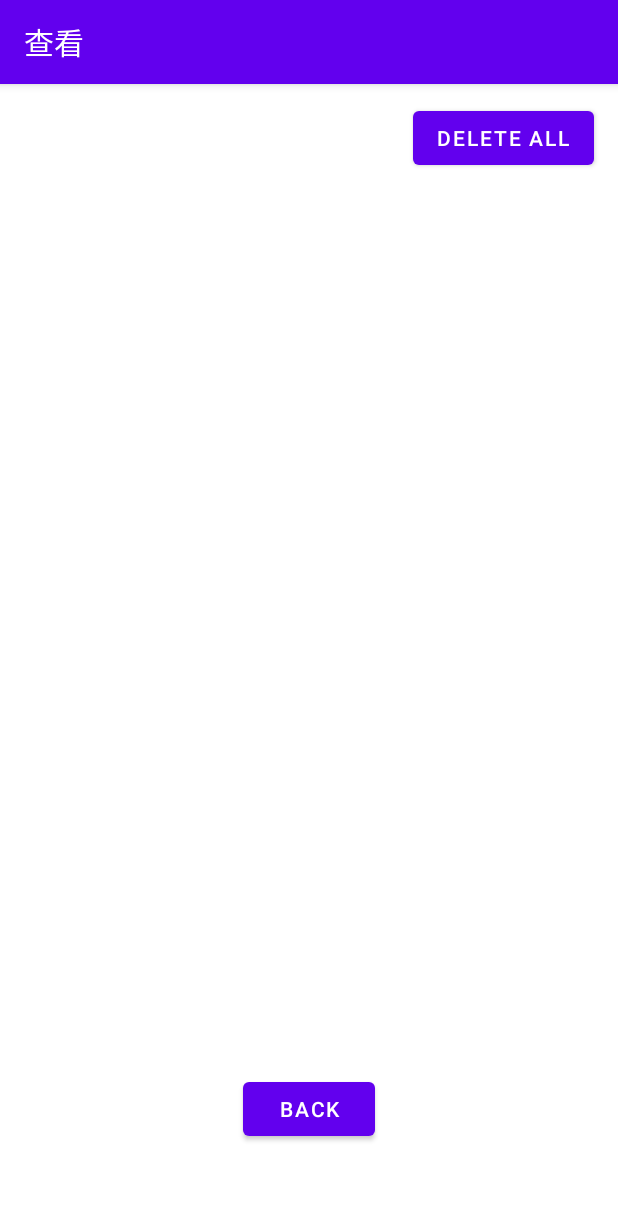
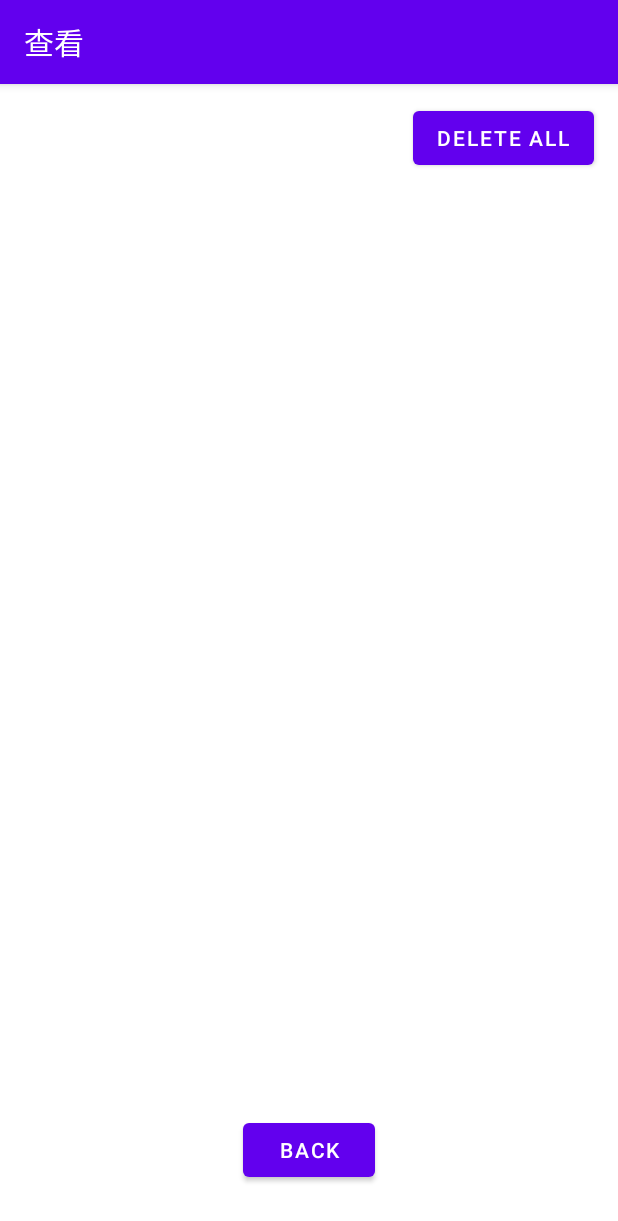
Before and after one commit to wuhongmei/Recite, an Android app: the viewActivity screen opened directly, with no data from a screen before it, on a phone screen of 412 x 824 dp. Shown: the top 1221 px of the screen. Run offline under Robolectric (Android 15) with nearby library versions, the phone set to English and light mode, and no system bars.

Commit message:
调整按钮位置

```diff
--- a/app/src/main/res/layout/activity_view.xml
+++ b/app/src/main/res/layout/activity_view.xml
@@ -19,16 +19,16 @@
 
     <ListView
         android:id="@+id/myList1"
-        android:layout_width="329dp"
-        android:layout_height="482dp"
-        android:layout_marginBottom="120dp"
+        android:layout_width="330dp"
+        android:layout_height="510dp"
+        android:layout_marginBottom="100dp"
         android:visibility="invisible"
         app:layout_constraintBottom_toBottomOf="parent"
         app:layout_constraintEnd_toEndOf="parent"
-        app:layout_constraintHorizontal_bias="0.6"
+        app:layout_constraintHorizontal_bias="0.5"
         app:layout_constraintStart_toStartOf="parent"
         app:layout_constraintTop_toTopOf="parent"
-        app:layout_constraintVertical_bias="0.865" />
+        app:layout_constraintVertical_bias="0.8" />
 
     <Button
         android:id="@+id/button_back2"
@@ -41,7 +41,7 @@
         app:layout_constraintHorizontal_bias="0.501"
         app:layout_constraintStart_toStartOf="parent"
         app:layout_constraintTop_toBottomOf="@+id/myList1"
-        app:layout_constraintVertical_bias="0.36" />
+        app:layout_constraintVertical_bias="0.6" />
 
     <Button
         android:id="@+id/button_delete"
```
